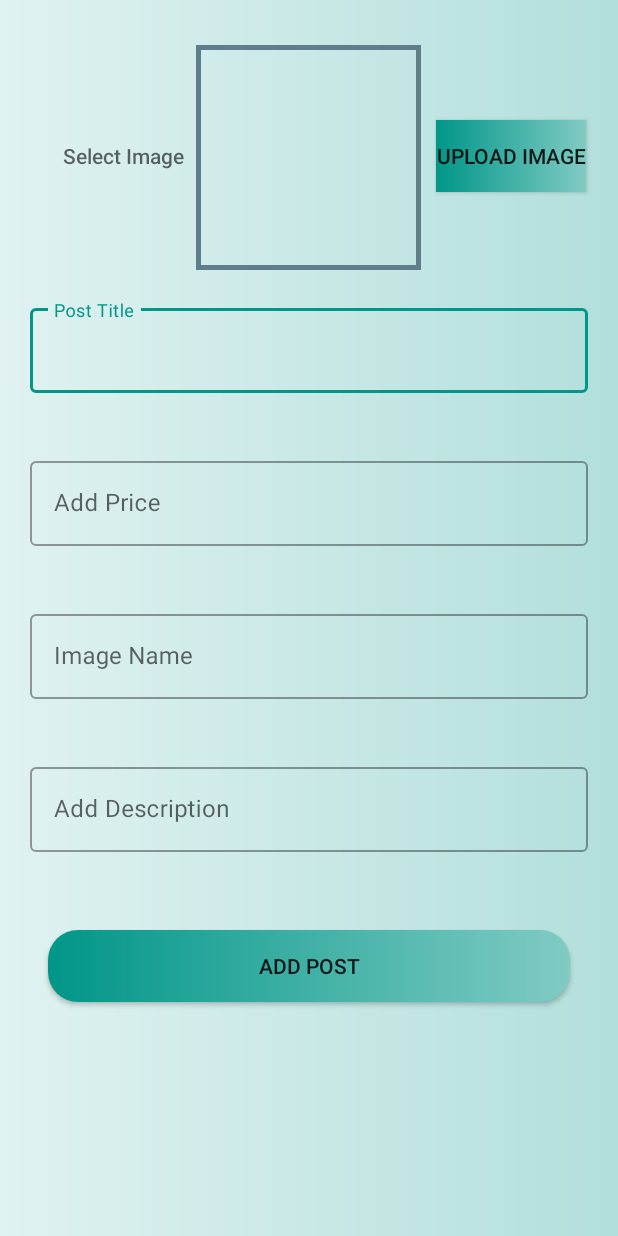
After one commit to bikal3/API, an Android app: the AddPost screen opened directly, with no data from a screen before it, on a phone screen of 412 x 824 dp. The commit adds this screen. Run offline under Robolectric (Android 15) with nearby library versions, the light colour scheme and no system bars.

Commit message:
Post Layout Added and profile updated through Api

```diff
--- a/app/src/main/AndroidManifest.xml
+++ b/app/src/main/AndroidManifest.xml
@@ -20,7 +20,8 @@
         android:supportsRtl="true"
         android:theme="@style/AppTheme"
         android:usesCleartextTraffic="true">
-        <activity android:name=".UpdateProfile"></activity>
+        <activity android:name=".AddPost"></activity>
+        <activity android:name=".UpdateProfile" />
         <activity android:name=".LoginSignup" />
         <activity android:name=".MainActivity" />
         <activity android:name=".SplashScreen">
--- a/app/src/main/java/com/example/travelnepalapp/API/UserAPI.java
+++ b/app/src/main/java/com/example/travelnepalapp/API/UserAPI.java
@@ -9,6 +9,7 @@ import retrofit2.Call;
 import retrofit2.http.Body;
 import retrofit2.http.Field;
 import retrofit2.http.FormUrlEncoded;
+import retrofit2.http.GET;
 import retrofit2.http.Multipart;
 import retrofit2.http.POST;
 import retrofit2.http.Part;
@@ -30,7 +31,7 @@ public interface UserAPI {
     @POST("updateprofile")
     Call<UserModel> updateprofle(@Body UserModel userModel);
 
-
-
+    @GET("profile/{id}")
+    Call<UserModel> loadprofile(@Part ("id") String id);
 
 }
--- /dev/null
+++ b/app/src/main/java/com/example/travelnepalapp/AddPost.java
@@ -0,0 +1,13 @@
+package com.example.travelnepalapp;
+
+import android.support.v7.app.AppCompatActivity;
+import android.os.Bundle;
+
+public class AddPost extends AppCompatActivity {
+
+    @Override
+    protected void onCreate(Bundle savedInstanceState) {
+        super.onCreate(savedInstanceState);
+        setContentView(R.layout.activity_add_post);
+    }
+}
--- a/app/src/main/java/com/example/travelnepalapp/SharedPref.java
+++ b/app/src/main/java/com/example/travelnepalapp/SharedPref.java
@@ -35,7 +35,7 @@ public class SharedPref {
         return sharedPreferences.getString(USER_ID,"");
     }
     public String TOKEN(){
-        return sharedPreferences.getString(TOKEN(),"");
+        return sharedPreferences.getString(TOKEN,"");
     }
     public void SessionEnd(){
         editor.putBoolean(IS_USER_LOGIN,false);
--- a/app/src/main/java/com/example/travelnepalapp/SplashScreen.java
+++ b/app/src/main/java/com/example/travelnepalapp/SplashScreen.java
@@ -12,7 +12,7 @@ public class SplashScreen extends AppCompatActivity {
         super.onCreate(savedInstanceState);
         setContentView(R.layout.activity_splash_screen);
 
-        final Intent intent = new Intent(SplashScreen.this, MainActivity.class);
+        final Intent intent = new Intent(SplashScreen.this, LoginSignup.class);
 
         new Handler().postDelayed(new Runnable() {
             @Override
--- /dev/null
+++ b/app/src/main/res/drawable/imageboarder.xml
@@ -0,0 +1,8 @@
+<?xml version="1.0" encoding="utf-8"?>
+<shape xmlns:android="http://schemas.android.com/apk/res/android">'
+
+    <stroke
+        android:width="3dp"
+        android:color="#607d8b" />
+
+</shape>
--- /dev/null
+++ b/app/src/main/res/drawable/plainbutton.xml
@@ -0,0 +1,6 @@
+<?xml version="1.0" encoding="utf-8"?>
+<shape xmlns:android="http://schemas.android.com/apk/res/android"
+    android:shape="rectangle">
+    <gradient android:startColor="#009688" android:endColor="#80cbc4"></gradient>
+
+</shape>
--- /dev/null
+++ b/app/src/main/res/layout/activity_add_post.xml
@@ -0,0 +1,116 @@
+<?xml version="1.0" encoding="utf-8"?>
+<RelativeLayout xmlns:android="http://schemas.android.com/apk/res/android"
+    xmlns:app="http://schemas.android.com/apk/res-auto"
+    xmlns:tools="http://schemas.android.com/tools"
+    android:layout_width="match_parent"
+    android:layout_height="match_parent"
+    android:background="@drawable/backgroundgradient"
+    tools:context=".AddPost">
+
+    <android.support.v7.widget.AppCompatButton
+        android:id="@+id/imagebutton"
+        style="@style/FlatButton"
+        android:layout_width="wrap_content"
+        android:layout_height="wrap_content"
+        android:layout_marginLeft="30dp"
+
+        android:layout_marginTop="80dp"
+        android:hint="Select Image" />
+    //android:background="@drawable/flatbuttonboarder"
+
+    <android.support.v7.widget.AppCompatImageView
+        android:id="@+id/iv_img_additem"
+        android:layout_width="150dp"
+        android:layout_height="150dp"
+        android:layout_centerHorizontal="true"
+        android:layout_marginTop="30dp"
+        android:background="@drawable/imageboarder" />
+
+    <android.support.v7.widget.AppCompatButton
+        android:id="@+id/imageupload"
+        android:layout_width="wrap_content"
+        android:layout_height="wrap_content"
+        android:layout_marginLeft="10dp"
+        android:layout_marginTop="80dp"
+        android:layout_toRightOf="@id/iv_img_additem"
+        android:text="Upload Image"
+        android:background="@drawable/plainbutton"
+
+        />
+
+    <android.support.design.widget.TextInputLayout
+        android:id="@+id/til_addpost"
+        style="@style/Widget.MaterialComponents.TextInputLayout.OutlinedBox"
+        android:layout_width="match_parent"
+        android:layout_height="wrap_content"
+        android:layout_below="@id/iv_img_additem"
+        android:layout_margin="20dp">
+
+        <android.support.v7.widget.AppCompatEditText
+            android:id="@+id/et_name_additem"
+            android:layout_width="match_parent"
+            android:layout_height="wrap_content"
+            android:hint="@string/post_title" />
+    </android.support.design.widget.TextInputLayout>
+
+
+    <android.support.design.widget.TextInputLayout
+        android:id="@+id/til_location"
+        style="@style/Widget.MaterialComponents.TextInputLayout.OutlinedBox"
+        android:layout_width="match_parent"
+        android:layout_height="wrap_content"
+        android:layout_below="@id/til_addpost"
+        android:layout_margin="20dp">
+
+        <android.support.v7.widget.AppCompatEditText
+            android:id="@+id/et_postlocation"
+            android:layout_width="match_parent"
+            android:layout_height="wrap_content"
+            android:hint="Add Price" />
+    </android.support.design.widget.TextInputLayout>
+
+    <android.support.design.widget.TextInputLayout
+        android:id="@+id/til_postdesc"
+        style="@style/Widget.MaterialComponents.TextInputLayout.OutlinedBox"
+        android:layout_width="match_parent"
+        android:layout_height="wrap_content"
+        android:layout_below="@id/til_imagename"
+        android:layout_margin="20dp">
+
+        <android.support.v7.widget.AppCompatEditText
+            android:id="@+id/et_desc_additem"
+            android:layout_width="match_parent"
+            android:layout_height="wrap_content"
+            android:hint="Add Description"
+
+            />
+    </android.support.design.widget.TextInputLayout>
+
+    <android.support.design.widget.TextInputLayout
+        android:id="@+id/til_imagename"
+        style="@style/Widget.MaterialComponents.TextInputLayout.OutlinedBox"
+        android:layout_width="match_parent"
+        android:layout_height="wrap_content"
+        android:layout_below="@id/til_location"
+        android:layout_margin="20dp">
+
+
+        <android.support.v7.widget.AppCompatEditText
+            android:id="@+id/tv_img_imgname_additem"
+            android:layout_width="match_parent"
+            android:layout_height="wrap_content"
+            android:layout_below="@id/til_postdesc"
+            android:hint="Image Name" />
+    </android.support.design.widget.TextInputLayout>
+
+    <android.support.v7.widget.AppCompatButton
+        android:id="@+id/btn_add_addpost"
+        android:layout_width="match_parent"
+        android:layout_height="wrap_content"
+        android:layout_below="@id/til_postdesc"
+        android:layout_margin="32dp"
+        android:background="@drawable/buttonlayout"
+        android:text="Add Post" />
+
+
+</RelativeLayout>
--- a/app/src/main/res/values/strings.xml
+++ b/app/src/main/res/values/strings.xml
@@ -22,4 +22,9 @@
     <string name="hello_blank_fragment">Hello blank fragment</string>
     <string name="fullname">Full Name</string>
     <string name="update">Update</string>
+    <string name="dashboard">Dashboard</string>
+    <string name="add_post">Add Post</string>
+    <string name="update_profile">Update Profile</string>
+    <string name="post_title">Post Title</string>
+    <string name="logout">Logout</string>
 </resources>
```
Also changed, not shown: app/src/main/java/com/example/travelnepalapp/MainActivity.java (+9 -5 lines), app/src/main/java/com/example/travelnepalapp/Models/Authtoken.java (+16 -0 lines), app/src/main/java/com/example/travelnepalapp/Models/UserModel.java (+9 -0 lines), app/src/main/java/com/example/travelnepalapp/UpdateProfile.java (+72 -3 lines), app/src/main/res/menu/navigation_menu.xml (+10 -7 lines), app/src/main/res/drawable/dashboard.png (added), app/src/main/res/drawable/logout.png (added), app/src/main/res/drawable/post.png (added).
